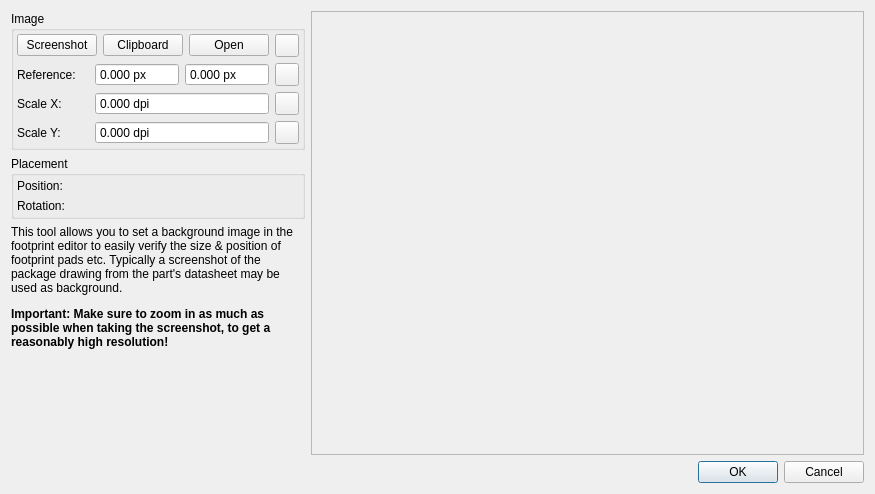
Before: the Qt Designer form libs/librepcb/editor/dialogs/backgroundimagesetupdialog.ui in LibrePCB/LibrePCB, drawn with Qt 5.
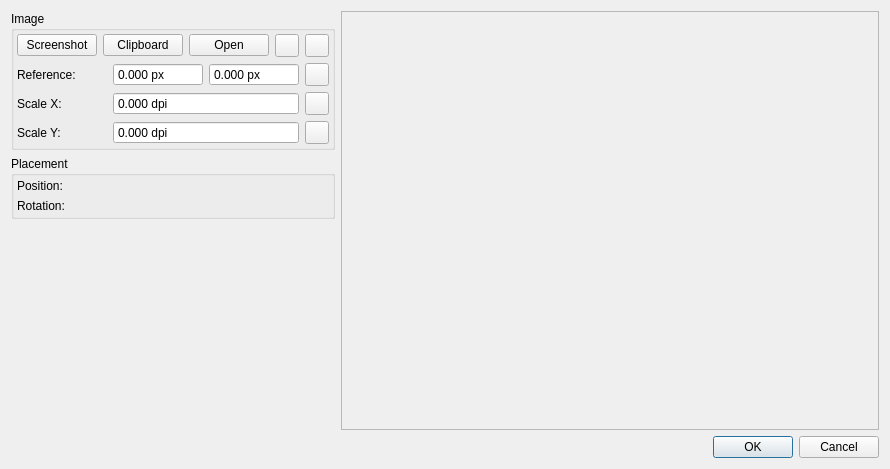
After: the same form once the commit is applied. Icons and pictures are not drawn. Custom widgets are drawn as their Qt base class.

Patch:
```diff
--- a/libs/librepcb/editor/dialogs/backgroundimagesetupdialog.ui
+++ b/libs/librepcb/editor/dialogs/backgroundimagesetupdialog.ui
@@ -6,8 +6,8 @@
    <rect>
     <x>0</x>
     <y>0</y>
-    <width>875</width>
-    <height>494</height>
+    <width>890</width>
+    <height>469</height>
    </rect>
   </property>
   <property name="windowTitle">
@@ -17,7 +17,7 @@
    <item>
     <layout class="QHBoxLayout" name="horizontalLayout" stretch="0,1">
      <item>
-      <layout class="QVBoxLayout" name="verticalLayout" stretch="0,0,1">
+      <layout class="QVBoxLayout" name="verticalLayout" stretch="0,0,0">
        <item>
         <widget class="QGroupBox" name="groupBox">
          <property name="title">
@@ -161,6 +161,14 @@
               </property>
              </widget>
             </item>
+            <item>
+             <widget class="QToolButton" name="btnReset">
+              <property name="icon">
+             <iconset>
+              <normaloff>:/img/actions/cancel.png</normaloff>:/img/actions/cancel.png</iconset>
+            </property>
+             </widget>
+            </item>
            </layout>
           </item>
           <item row="1" column="1">
@@ -259,20 +267,17 @@
         </widget>
        </item>
        <item>
-        <widget class="QLabel" name="label">
-         <property name="text">
-          <string>&lt;html&gt;&lt;head/&gt;&lt;body&gt;&lt;p&gt;This tool allows you to set a background image in the footprint editor to easily verify the size &amp;amp; position of footprint pads etc. Typically a screenshot of the package drawing from the part's datasheet may be used as background.&lt;/p&gt;&lt;p&gt;&lt;span style=&quot; font-weight:700;&quot;&gt;Important: Make sure to zoom in as much as possible when taking the screenshot, to get a reasonably high resolution!&lt;/span&gt;&lt;/p&gt;&lt;/body&gt;&lt;/html&gt;</string>
+        <spacer name="verticalSpacer">
+         <property name="orientation">
+          <enum>Qt::Vertical</enum>
          </property>
-         <property name="textFormat">
-          <enum>Qt::RichText</enum>
+         <property name="sizeHint" stdset="0">
+          <size>
+           <width>20</width>
+           <height>40</height>
+          </size>
          </property>
-         <property name="alignment">
-          <set>Qt::AlignLeading|Qt::AlignLeft|Qt::AlignTop</set>
-         </property>
-         <property name="wordWrap">
-          <bool>true</bool>
-         </property>
-        </widget>
+        </spacer>
        </item>
       </layout>
      </item>
```
